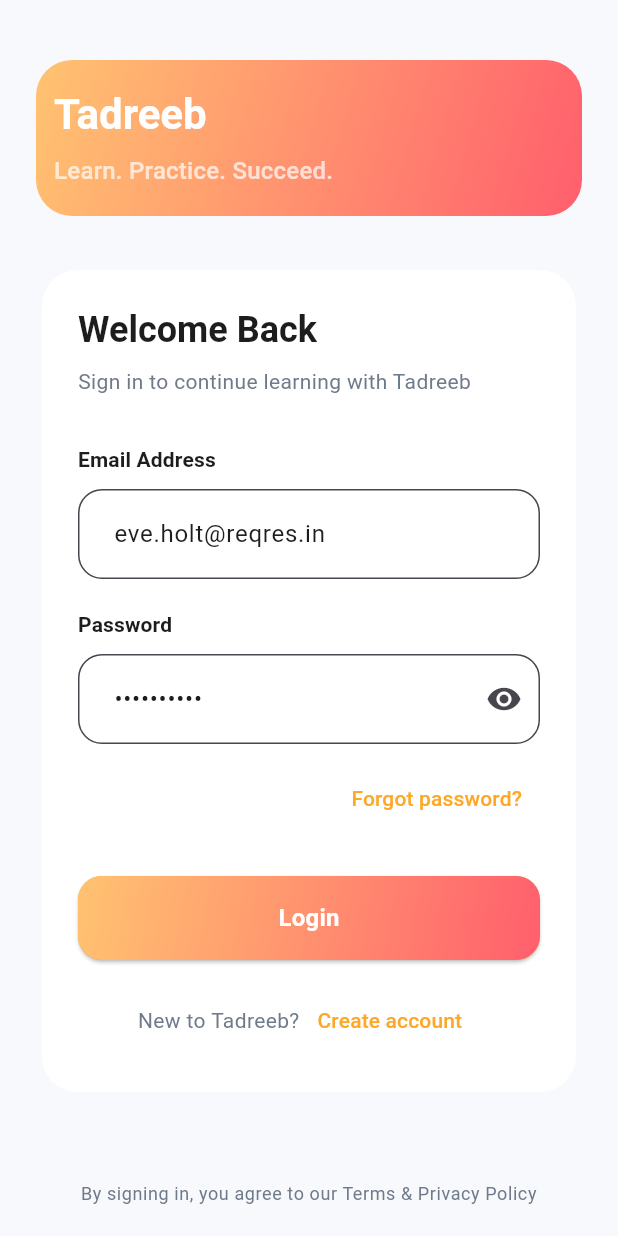
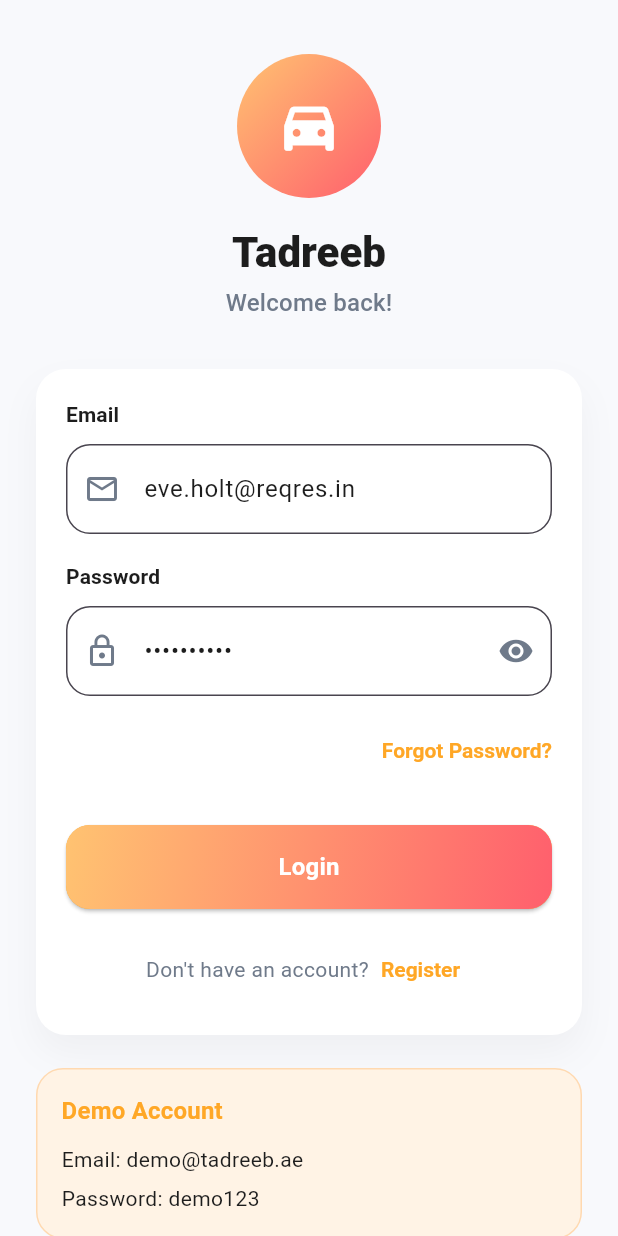
Before and after one commit to MoatazHossam/Tadreeb, a Flutter app: the screen it shows after launch, on a phone screen of 412 x 824 dp. Run offline on Flutter 3.47's test engine with Material 3 defaults, Android fonts, the phone set to English and light mode, and no system bars; our stand-ins replace get.

Commit message:
Revamp login screen to match design

```diff
--- a/tadreeb/lib/app/core/widgets/auth_text_field.dart
+++ b/tadreeb/lib/app/core/widgets/auth_text_field.dart
@@ -11,6 +11,7 @@
     this.keyboardType,
     this.onSubmitted,
     this.suffix,
+    this.prefix,
   });
 
   final String label;
@@ -21,6 +22,7 @@
   final TextInputType? keyboardType;
   final ValueChanged<String>? onSubmitted;
   final Widget? suffix;
+  final Widget? prefix;
 
   @override
   Widget build(BuildContext context) {
@@ -42,6 +44,7 @@
           onSubmitted: onSubmitted,
           decoration: InputDecoration(
             hintText: hint,
+            prefixIcon: prefix,
             suffixIcon: suffix,
           ),
         ),
--- a/tadreeb/lib/app/modules/login/login_view.dart
+++ b/tadreeb/lib/app/modules/login/login_view.dart
@@ -19,50 +19,40 @@
                 ? (constraints.maxHeight - 48).clamp(0, double.infinity).toDouble()
                 : 0.0;
             return SingleChildScrollView(
-              padding: const EdgeInsets.symmetric(horizontal: 24),
+              padding: const EdgeInsets.symmetric(horizontal: 24, vertical: 24),
               child: ConstrainedBox(
                 constraints: BoxConstraints(minHeight: minHeight),
-                child: IntrinsicHeight(
                 child: Column(
                   crossAxisAlignment: CrossAxisAlignment.stretch,
                   children: [
-                      const SizedBox(height: 40),
-                      _Header(),
+                    const SizedBox(height: 12),
+                    const _LogoHeader(),
                     const SizedBox(height: 32),
-                      Card(
-                        elevation: 0,
-                        shape: RoundedRectangleBorder(
-                          borderRadius: BorderRadius.circular(24),
+                    Container(
+                      padding: const EdgeInsets.all(20),
+                      decoration: BoxDecoration(
+                        color: Colors.white,
+                        borderRadius: BorderRadius.circular(20),
+                        boxShadow: [
+                          BoxShadow(
+                            color: Colors.black.withOpacity(0.04),
+                            blurRadius: 20,
+                            offset: const Offset(0, 12),
                           ),
-                        color: Colors.white,
-                        child: Padding(
-                          padding: const EdgeInsets.all(24),
+                        ],
+                      ),
                       child: Column(
                         crossAxisAlignment: CrossAxisAlignment.stretch,
                         children: [
-                              Text(
-                                'Welcome Back',
-                                style: Theme.of(context).textTheme.headlineSmall?.copyWith(
-                                      fontWeight: FontWeight.bold,
-                                    ),
-                              ),
-                              const SizedBox(height: 8),
-                              Text(
-                                'Sign in to continue learning with Tadreeb',
-                                style: Theme.of(context)
-                                    .textTheme
-                                    .bodyMedium
-                                    ?.copyWith(color: AppColors.textSecondary),
-                              ),
-                              const SizedBox(height: 32),
                           AuthTextField(
-                                label: 'Email Address',
-                                hint: 'demo@tadreeb.ae',
+                            label: 'Email',
+                            hint: 'Enter your email',
                             controller: controller.emailController,
                             keyboardType: TextInputType.emailAddress,
                             textInputAction: TextInputAction.next,
+                            prefix: const Icon(Icons.email_outlined, color: AppColors.textSecondary),
                           ),
-                              const SizedBox(height: 20),
+                          const SizedBox(height: 18),
                           Obx(
                             () => AuthTextField(
                               label: 'Password',
@@ -71,12 +61,14 @@
                               obscureText: !controller.isPasswordVisible.value,
                               textInputAction: TextInputAction.done,
                               onSubmitted: (_) => controller.login(),
+                              prefix: const Icon(Icons.lock_outline, color: AppColors.textSecondary),
                               suffix: IconButton(
                                 onPressed: controller.togglePassword,
                                 icon: Icon(
                                   controller.isPasswordVisible.value
                                       ? Icons.visibility_off
                                       : Icons.visibility,
+                                  color: AppColors.textSecondary,
                                 ),
                               ),
                             ),
@@ -86,10 +78,15 @@
                             alignment: Alignment.centerRight,
                             child: TextButton(
                               onPressed: () {},
-                                  child: const Text('Forgot password?'),
+                              style: TextButton.styleFrom(
+                                padding: EdgeInsets.zero,
+                                foregroundColor: AppColors.primary,
+                                textStyle: const TextStyle(fontWeight: FontWeight.w600),
+                              ),
+                              child: const Text('Forgot Password?'),
                             ),
                           ),
-                              const SizedBox(height: 12),
+                          const SizedBox(height: 8),
                           Obx(
                             () => AnimatedSwitcher(
                               duration: const Duration(milliseconds: 200),
@@ -115,7 +112,7 @@
                                     ),
                             ),
                           ),
-                              const SizedBox(height: 16),
+                          const SizedBox(height: 18),
                           Obx(
                             () => PrimaryButton(
                               label: 'Login',
@@ -128,7 +125,7 @@
                             mainAxisAlignment: MainAxisAlignment.center,
                             children: [
                               Text(
-                                    'New to Tadreeb?',
+                                "Don't have an account?",
                                 style: Theme.of(context)
                                     .textTheme
                                     .bodyMedium
@@ -136,28 +133,21 @@
                               ),
                               TextButton(
                                 onPressed: () {},
-                                    child: const Text('Create account'),
+                                style: TextButton.styleFrom(
+                                  padding: const EdgeInsets.symmetric(horizontal: 8),
+                                  foregroundColor: AppColors.primary,
+                                  textStyle: const TextStyle(fontWeight: FontWeight.w700),
+                                ),
+                                child: const Text('Register'),
                               ),
                             ],
                           ),
                         ],
                       ),
                     ),
-                      ),
-                      const SizedBox(height: 32),
-                      Padding(
-                        padding: const EdgeInsets.symmetric(vertical: 24),
-                        child: Text(
-                          'By signing in, you agree to our Terms & Privacy Policy',
-                          textAlign: TextAlign.center,
-                          style: Theme.of(context)
-                              .textTheme
-                              .bodySmall
-                              ?.copyWith(color: AppColors.textSecondary),
-                        ),
-                      ),
+                    const SizedBox(height: 22),
+                    const _DemoAccountCard(),
                   ],
-                  ),
                 ),
               ),
             );
@@ -168,45 +158,76 @@
   }
 }
 
-class _Header extends StatelessWidget {
+class _LogoHeader extends StatelessWidget {
+  const _LogoHeader();
+
   @override
   Widget build(BuildContext context) {
     return Column(
       children: [
         Container(
-          width: double.infinity,
-          padding: const EdgeInsets.symmetric(horizontal: 12, vertical: 18),
+          height: 96,
+          width: 96,
           decoration: const BoxDecoration(
             gradient: AppColors.primaryGradient,
-            borderRadius: BorderRadius.only(
-              topLeft: Radius.circular(24),
-              topRight: Radius.circular(24),
-              bottomLeft: Radius.circular(24),
-              bottomRight: Radius.circular(24),
+            shape: BoxShape.circle,
           ),
+          child: const Center(
+            child: Icon(
+              Icons.directions_car_filled,
+              color: Colors.white,
+              size: 44,
+            ),
+          ),
+        ),
+        const SizedBox(height: 18),
+        Text(
+          'Tadreeb',
+          style: Theme.of(context).textTheme.headlineMedium?.copyWith(
+                fontWeight: FontWeight.w800,
+              ),
+        ),
+        const SizedBox(height: 4),
+        Text(
+          'Welcome back!',
+          style: Theme.of(context)
+              .textTheme
+              .titleMedium
+              ?.copyWith(color: AppColors.textSecondary),
+        ),
+      ],
+    );
+  }
+}
+
+class _DemoAccountCard extends StatelessWidget {
+  const _DemoAccountCard();
+
+  @override
+  Widget build(BuildContext context) {
+    return Container(
+      padding: const EdgeInsets.all(16),
+      decoration: BoxDecoration(
+        color: const Color(0xFFFFF3E5),
+        borderRadius: BorderRadius.circular(18),
+        border: Border.all(color: const Color(0xFFFFD9B0)),
       ),
       child: Column(
         crossAxisAlignment: CrossAxisAlignment.start,
         children: [
           Text(
-                'Tadreeb',
-                style: Theme.of(context).textTheme.headlineMedium?.copyWith(
-                      color: Colors.white,
-                      fontWeight: FontWeight.bold,
+            'Demo Account',
+            style: Theme.of(context).textTheme.titleMedium?.copyWith(
+                  fontWeight: FontWeight.w700,
+                  color: AppColors.primary,
                 ),
           ),
-              const SizedBox(height: 8),
-              Text(
-                'Learn. Practice. Succeed.',
-                style: Theme.of(context)
-                    .textTheme
-                    .titleMedium
-                    ?.copyWith(color: Colors.white70, fontWeight: FontWeight.w500),
-              ),
+          const SizedBox(height: 10),
+          const Text('Email: demo@tadreeb.ae'),
+          const SizedBox(height: 6),
+          const Text('Password: demo123'),
         ],
       ),
-        ),
-      ],
     );
   }
 }
```
Lines whose indentation alone changed are shown as unchanged.
